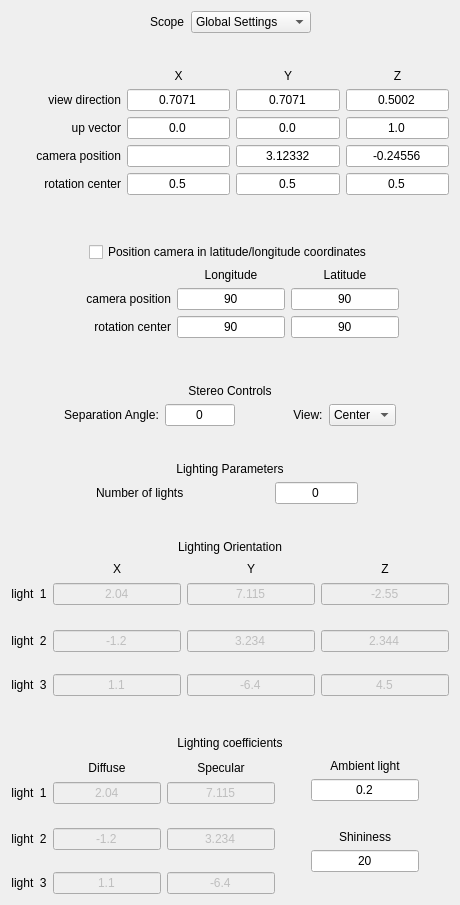
First picture: the form in apps/vaporgui/guis/ui/viztab.ui, repository yyr/vapor, before the edit.
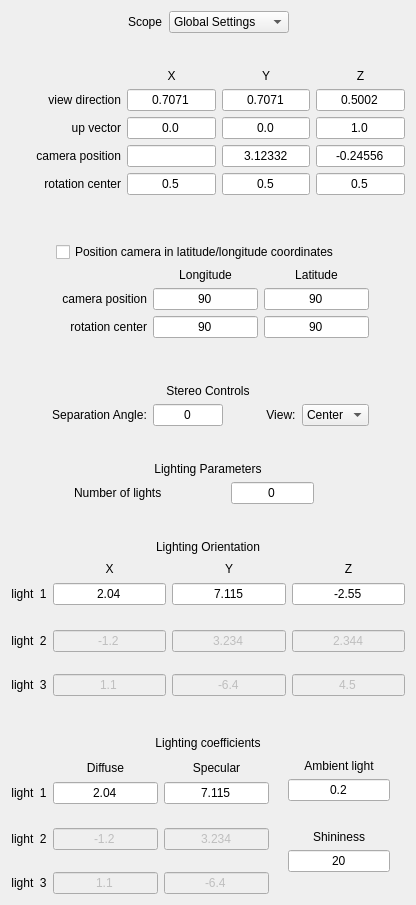
Second picture: the form after the edit.

Diff of the .ui file:
```diff
--- a/apps/vaporgui/guis/ui/viztab.ui
+++ b/apps/vaporgui/guis/ui/viztab.ui
@@ -6,7 +6,7 @@
    <rect>
     <x>0</x>
     <y>0</y>
-    <width>460</width>
+    <width>416</width>
     <height>905</height>
    </rect>
   </property>
@@ -24,7 +24,7 @@
   </property>
   <property name="maximumSize">
    <size>
-    <width>550</width>
+    <width>450</width>
     <height>32767</height>
    </size>
   </property>
@@ -40,9 +40,9 @@
 and the lights that illuminate the
 scene.</string>
   </property>
-  <layout class="QHBoxLayout">
+  <layout class="QHBoxLayout" name="horizontalLayout">
    <item>
-    <layout class="QVBoxLayout">
+    <layout class="QVBoxLayout" name="verticalLayout">
      <item>
       <layout class="QHBoxLayout">
        <item>
@@ -1354,7 +1354,14 @@
        <item row="1" column="3">
         <widget class="QLineEdit" name="lightPos02">
          <property name="enabled">
-          <bool>false</bool>
+          <bool>true</bool>
+         </property>
+         <property name="toolTip">
+          <string>&lt;!DOCTYPE HTML PUBLIC &quot;-//W3C//DTD HTML 4.0//EN&quot; &quot;http://www.w3.org/TR/REC-html40/strict.dtd&quot;&gt;
+&lt;html&gt;&lt;head&gt;&lt;meta name=&quot;qrichtext&quot; content=&quot;1&quot; /&gt;&lt;style type=&quot;text/css&quot;&gt;
+p, li { white-space: pre-wrap; }
+&lt;/style&gt;&lt;/head&gt;&lt;body style=&quot; font-family:'MS Shell Dlg 2'; font-size:8.25pt; font-weight:400; font-style:normal;&quot;&gt;
+&lt;p style=&quot; margin-top:0px; margin-bottom:0px; margin-left:0px; margin-right:0px; -qt-block-indent:0; text-indent:0px;&quot;&gt;&lt;span style=&quot; font-size:8pt;&quot;&gt;Specify the direction of the first light source, relative to the current view direction.&lt;/span&gt;&lt;/p&gt;&lt;/body&gt;&lt;/html&gt;</string>
          </property>
          <property name="whatsThis">
           <string>VAPOR allows up to three lights to be used
@@ -1375,7 +1382,7 @@
        <item row="1" column="1">
         <widget class="QLineEdit" name="lightPos00">
          <property name="enabled">
-          <bool>false</bool>
+          <bool>true</bool>
          </property>
          <property name="toolTip">
           <string>Specify direction vector of light source relative to viewing direction</string>
@@ -1413,7 +1420,14 @@
        <item row="1" column="2">
         <widget class="QLineEdit" name="lightPos01">
          <property name="enabled">
-          <bool>false</bool>
+          <bool>true</bool>
+         </property>
+         <property name="toolTip">
+          <string>&lt;!DOCTYPE HTML PUBLIC &quot;-//W3C//DTD HTML 4.0//EN&quot; &quot;http://www.w3.org/TR/REC-html40/strict.dtd&quot;&gt;
+&lt;html&gt;&lt;head&gt;&lt;meta name=&quot;qrichtext&quot; content=&quot;1&quot; /&gt;&lt;style type=&quot;text/css&quot;&gt;
+p, li { white-space: pre-wrap; }
+&lt;/style&gt;&lt;/head&gt;&lt;body style=&quot; font-family:'MS Shell Dlg 2'; font-size:8.25pt; font-weight:400; font-style:normal;&quot;&gt;
+&lt;p style=&quot; margin-top:0px; margin-bottom:0px; margin-left:0px; margin-right:0px; -qt-block-indent:0; text-indent:0px;&quot;&gt;&lt;span style=&quot; font-size:8pt;&quot;&gt;Specify the direction of the first light source, relative to the current view direction.&lt;/span&gt;&lt;/p&gt;&lt;/body&gt;&lt;/html&gt;</string>
          </property>
          <property name="whatsThis">
           <string>VAPOR allows up to three lights to be used
@@ -1817,7 +1831,7 @@
          <item row="1" column="1">
           <widget class="QLineEdit" name="lightDiff0">
            <property name="enabled">
-            <bool>false</bool>
+            <bool>true</bool>
            </property>
            <property name="toolTip">
             <string>Specify a value between 0 and 1 for the diffuse component of light source</string>
@@ -1858,7 +1872,7 @@
          <item row="1" column="2">
           <widget class="QLineEdit" name="lightSpec0">
            <property name="enabled">
-            <bool>false</bool>
+            <bool>true</bool>
            </property>
            <property name="toolTip">
             <string>Specify a value between 0 and 1 for the intensity of the specular component of the light source</string>
```
Left out of the diff: 364 changed lines with no effect on the pictures.
